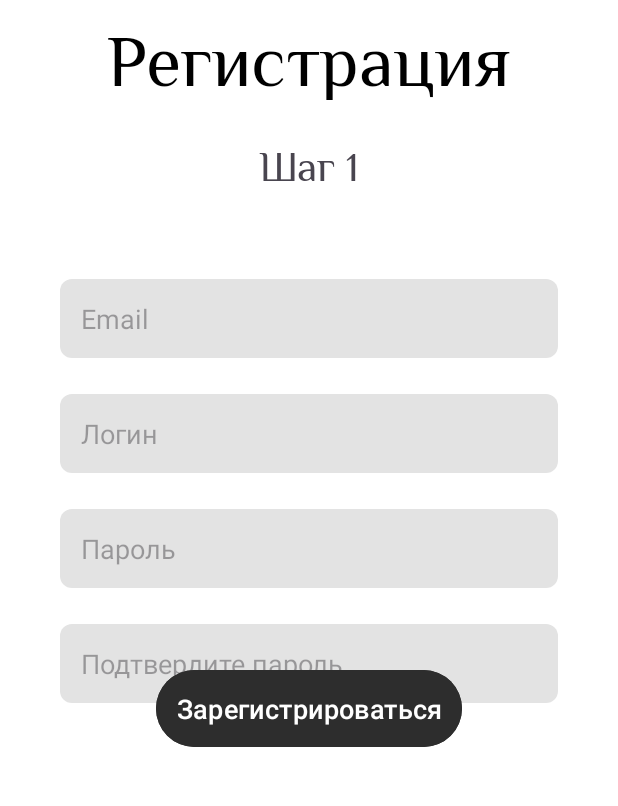
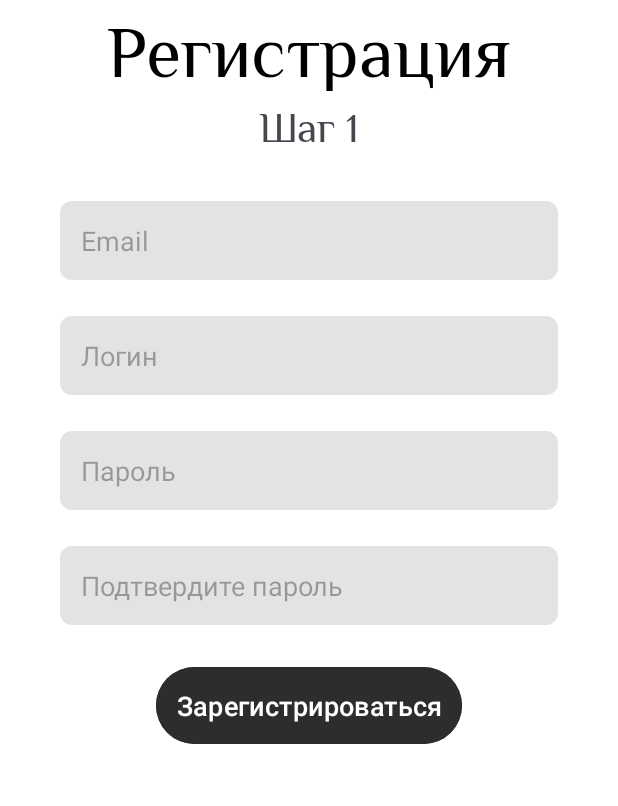
Before and after one commit to odyyyy/FindYourBand, an Android app: the screen it shows after launch (MainActivity), after a tap on "Зарегистрироваться", on a phone screen of 412 x 824 dp, the part 249-1055 px from its top. Run offline under Robolectric (Android 15) with nearby library versions, the phone set to English and light mode, and no system bars.

Commit message:
change sign up and sign in layouts

```diff
--- a/app/src/main/java/com/example/findyourband/MainPageFragment.java
+++ b/app/src/main/java/com/example/findyourband/MainPageFragment.java
@@ -11,6 +11,7 @@ import androidx.recyclerview.widget.RecyclerView;
 import android.view.LayoutInflater;
 import android.view.View;
 import android.view.ViewGroup;
+import android.widget.ScrollView;
 
 import com.example.findyourband.databinding.FragmentMainPageBinding;
 
@@ -56,4 +57,6 @@ public class MainPageFragment extends Fragment {
 
         return newsData;
     }
+
+
 }
--- a/app/src/main/java/com/example/findyourband/MyProfileFragment.java
+++ b/app/src/main/java/com/example/findyourband/MyProfileFragment.java
@@ -23,7 +23,10 @@ public class MyProfileFragment extends Fragment {
     @Override
     public View onCreateView(@NonNull LayoutInflater inflater, @Nullable ViewGroup container, @Nullable Bundle savedInstanceState) {
         binding = FragmentMyProfileBinding.inflate(inflater, container, false);
-        return binding.getRoot();
+
+        View view = binding.getRoot();
+
+        return view;
     }
 
 
--- a/app/src/main/res/layout/activity_app.xml
+++ b/app/src/main/res/layout/activity_app.xml
@@ -18,7 +18,7 @@
         app:navGraph="@navigation/mobile_navigation2"
         tools:layout_editor_absoluteX="-16dp"
 
-        android:layout_marginBottom="80dp"
+        android:layout_marginBottom="90dp"
 
         tools:layout_editor_absoluteY="6dp" />
 
@@ -26,7 +26,7 @@
     <com.google.android.material.bottomnavigation.BottomNavigationView
         android:id="@+id/nav_view"
         android:layout_width="0dp"
-        android:layout_height="wrap_content"
+        android:layout_height="75dp"
         android:background="@color/background"
         app:layout_constraintBottom_toBottomOf="parent"
         app:layout_constraintLeft_toLeftOf="parent"
--- a/app/src/main/res/layout/fragment_main_page.xml
+++ b/app/src/main/res/layout/fragment_main_page.xml
@@ -1,4 +1,5 @@
-<androidx.core.widget.NestedScrollView xmlns:android="http://schemas.android.com/apk/res/android"
+<ScrollView xmlns:android="http://schemas.android.com/apk/res/android"
+    android:id="@+id/mainPageScrollView"
     android:layout_width="match_parent"
     android:layout_height="match_parent"
     android:background="@color/background">
@@ -110,4 +111,4 @@
         android:layout_below="@id/newsTextView" />
 
 </RelativeLayout>
-</androidx.core.widget.NestedScrollView>
+</ScrollView>
--- a/app/src/main/res/layout/fragment_register_first_step.xml
+++ b/app/src/main/res/layout/fragment_register_first_step.xml
@@ -24,7 +24,7 @@
         android:layout_width="wrap_content"
         android:layout_height="wrap_content"
 
-        android:layout_marginTop="176dp"
+        android:layout_marginTop="170dp"
         android:fontFamily="@font/philosopher"
         android:text="Регистрация"
         android:textColor="@color/black"
@@ -38,7 +38,6 @@
     <TextView
         android:layout_width="wrap_content"
         android:layout_height="wrap_content"
-        android:layout_marginTop="20dp"
         android:fontFamily="@font/philosopher"
         android:text="Шаг 1"
         android:textSize="28sp"
@@ -53,7 +52,7 @@
         android:layout_width="0dp"
         android:layout_height="wrap_content"
         android:layout_marginStart="40dp"
-        android:layout_marginTop="352dp"
+        android:layout_marginTop="300dp"
 
         android:layout_marginEnd="40dp"
 
@@ -62,26 +61,9 @@
         android:padding="@dimen/input_padding"
         android:selectAllOnFocus="true"
         app:layout_constraintEnd_toEndOf="parent"
-        app:layout_constraintHorizontal_bias="0.5"
+        app:layout_constraintHorizontal_bias="0.0"
         app:layout_constraintStart_toStartOf="parent"
         app:layout_constraintTop_toTopOf="parent" />
-
-    <EditText
-        android:id="@+id/register_password1"
-        style="@style/CustomEditText"
-        android:layout_width="0dp"
-        android:layout_height="wrap_content"
-        android:layout_marginStart="40dp"
-        android:layout_marginTop="24dp"
-        android:layout_marginEnd="40dp"
-        android:hint="Пароль"
-        android:inputType="textEmailAddress"
-        android:padding="@dimen/input_padding"
-        android:selectAllOnFocus="true"
-        app:layout_constraintEnd_toEndOf="parent"
-        app:layout_constraintHorizontal_bias="0.0"
-        app:layout_constraintStart_toStartOf="parent"
-        app:layout_constraintTop_toBottomOf="@+id/register_login" />
 
     <EditText
         android:id="@+id/register_password2"
@@ -120,16 +102,33 @@
         app:layout_constraintStart_toStartOf="parent"
         app:layout_constraintTop_toBottomOf="@+id/register_email" />
 
+    <EditText
+        android:id="@+id/register_password1"
+        style="@style/CustomEditText"
+        android:layout_width="0dp"
+        android:layout_height="wrap_content"
+        android:layout_marginStart="40dp"
+        android:layout_marginTop="24dp"
+        android:layout_marginEnd="40dp"
+        android:hint="Пароль"
+        android:inputType="textEmailAddress"
+        android:padding="@dimen/input_padding"
+        android:selectAllOnFocus="true"
+        app:layout_constraintEnd_toEndOf="parent"
+        app:layout_constraintHorizontal_bias="0.0"
+        app:layout_constraintStart_toStartOf="parent"
+        app:layout_constraintTop_toBottomOf="@+id/register_login" />
+
     <Button
         android:id="@+id/button"
         style="@style/ButtonStyle"
         android:layout_width="wrap_content"
         android:layout_height="wrap_content"
-        android:layout_marginBottom="156dp"
+        android:layout_marginTop="24dp"
+
         android:text="Зарегистрироваться"
-
-        app:layout_constraintBottom_toBottomOf="parent"
         app:layout_constraintEnd_toEndOf="parent"
-        app:layout_constraintStart_toStartOf="parent" />
+        app:layout_constraintStart_toStartOf="parent"
+        app:layout_constraintTop_toBottomOf="@+id/register_password2" />
 
 </androidx.constraintlayout.widget.ConstraintLayout>
--- a/app/src/main/res/values/colors.xml
+++ b/app/src/main/res/values/colors.xml
@@ -8,7 +8,7 @@
     <color name="badges_background">#D9D9D9</color>
     <color name="chip_inactive">#D9D9D9</color>
     <color name="chip_active">#757575</color>
-    <color name="chip_filter">#FFBC5A</color>
+    <color name="chip_filter">#D9D9D9</color>
     <color name="card_color">#BDBDBD</color>
     <color name="genre_bcg_color">#373737</color>
 
```
Also changed, not shown: app/src/main/java/com/example/findyourband/GroupPageFragment.java (+21 -45 lines), app/src/main/java/com/example/findyourband/VacanciesAdapter.java (+5 -6 lines), app/src/main/java/com/example/findyourband/VacancyPageFragment.java (+1 -22 lines), app/src/main/res/layout/fragment_filter.xml (+12 -11 lines), app/src/main/res/layout/fragment_login.xml (+2 -6 lines), app/src/main/res/layout/fragment_my_account_settings.xml (+13 -12 lines), app/src/main/res/layout/fragment_my_profile.xml (+19 -15 lines), app/src/main/res/layout/fragment_register_second_step.xml (+6 -7 lines), app/src/main/res/layout/fragment_vacancy_page.xml (+13 -7 lines).
